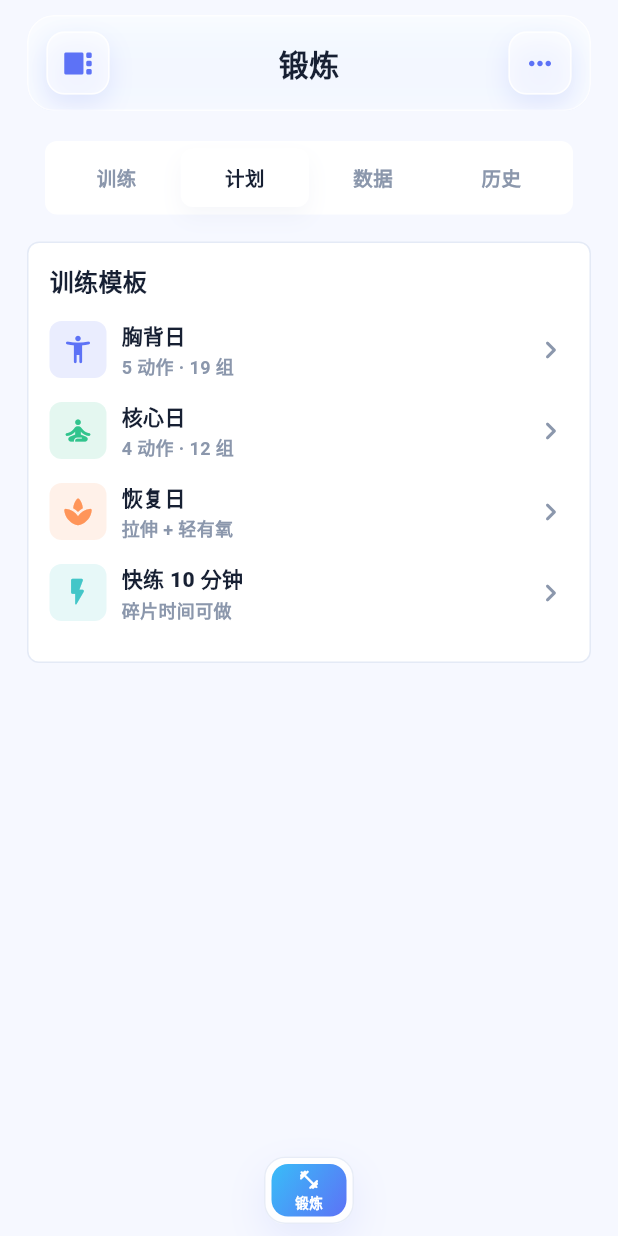
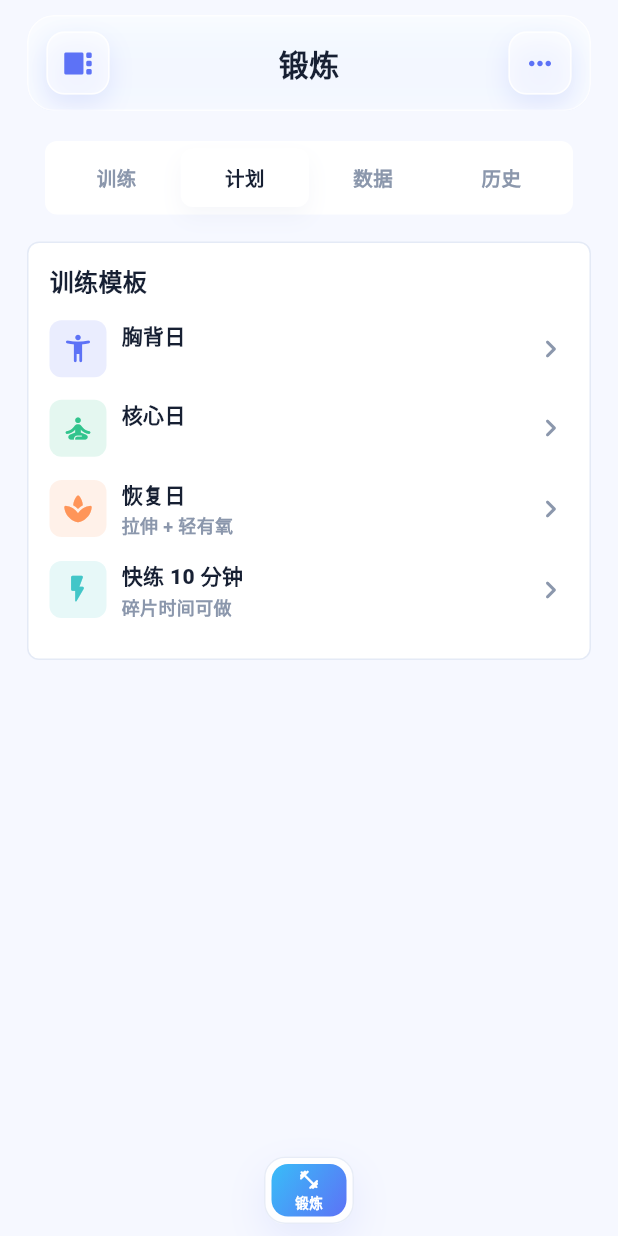
Before and after one commit to saycm/yiriyisheng, a Flutter app: the WorkoutModulePage screen opened directly with empty values, after a tap on "计划", on a phone screen of 412 x 824 dp. Run offline on Flutter 3.47's test engine with Material 3 defaults, Android fonts, the phone set to English and light mode, and no system bars; our stand-ins replace image_picker, speech_to_text, sqflite; accounts and stored records are empty; network calls fail; Roboto replaces fonts that are missing (sans).

Commit message:
fix: sync workout template summaries

```diff
--- a/lib/modules/workout/workout_plan_views.dart
+++ b/lib/modules/workout/workout_plan_views.dart
@@ -19,6 +19,7 @@ class _WorkoutPlanView extends StatelessWidget {
       children: [
         _WorkoutTemplateRail(
           plans: plans,
+          actions: actions,
           onOpenPlan: onOpenPlan,
         ),
         const SizedBox(height: 12),
@@ -553,10 +554,12 @@ class _WorkoutPlanEditRow extends StatelessWidget {
 class _WorkoutTemplateRail extends StatelessWidget {
   const _WorkoutTemplateRail({
     required this.plans,
+    required this.actions,
     required this.onOpenPlan,
   });
 
   final List<WorkoutPlan> plans;
+  final List<WorkoutAction> actions;
   final ValueChanged<WorkoutPlan> onOpenPlan;
 
   @override
@@ -567,14 +570,14 @@ class _WorkoutTemplateRail extends StatelessWidget {
         '胸背日',
         Icons.accessibility_new_rounded,
         AppColors.primary,
-        '5 动作 · 19 组'
+        ''
       ),
       (
         'plan-core-recovery',
         '核心日',
         Icons.self_improvement_rounded,
         AppColors.success,
-        '4 动作 · 12 组'
+        ''
       ),
       (
         'plan-core-recovery',
@@ -614,6 +617,8 @@ class _WorkoutTemplateRail extends StatelessWidget {
           ...templates.map(
             (item) {
               final plan = _planById(item.$1);
+              final summary =
+                  plan == null ? item.$5 : _templateSummary(plan, item.$5);
               return Padding(
                 padding: const EdgeInsets.only(bottom: 10),
                 child: InkWell(
@@ -647,7 +652,7 @@ class _WorkoutTemplateRail extends StatelessWidget {
                               ),
                               const SizedBox(height: 2),
                               Text(
-                                item.$5,
+                                summary,
                                 style: const TextStyle(
                                   color: AppColors.muted,
                                   fontSize: 12,
@@ -679,4 +684,14 @@ class _WorkoutTemplateRail extends StatelessWidget {
     }
     return null;
   }
+
+  String _templateSummary(WorkoutPlan plan, String fallback) {
+    if (fallback.isNotEmpty) {
+      return fallback;
+    }
+    if (plan.actionNames.isEmpty) {
+      return fallback;
+    }
+    return '${plan.actionNames.length} 动作 · ${plan.totalGroupsFrom(actions)} 组';
+  }
 }
```
Also changed, not shown: 1 other file.
